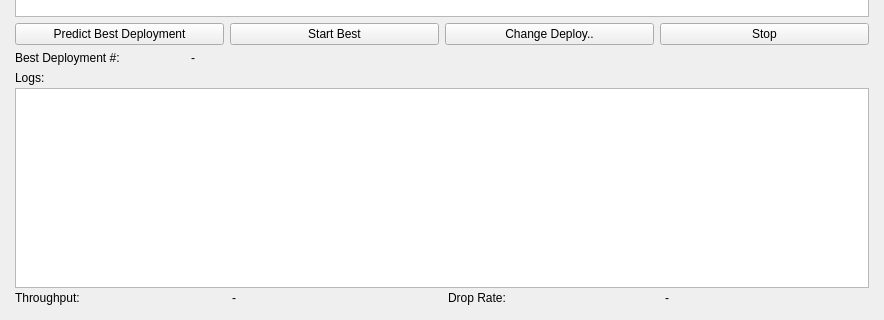
Above: best_deploy_finder_executor.ui from misunyu/multimodel-scheduling before the change; both pictures show x 0 to 884 and y 377 to 697 of the 884 by 697 pixel window. Below: the same form after it.
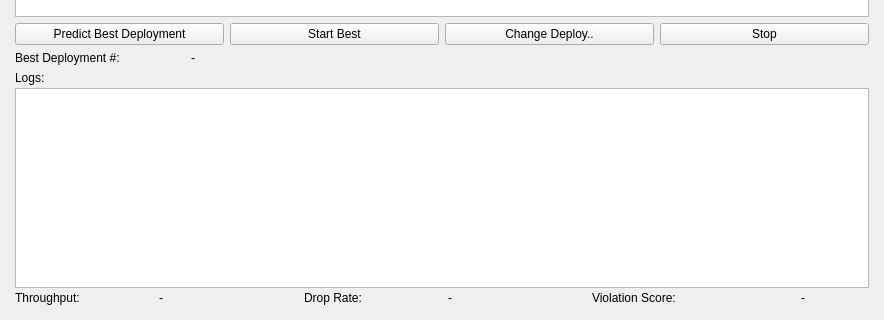
That is the form after the change.

Commit message:
Refactor metric updates and add QoS violation score calculations
- Renamed `update_cpu_npu_usage` to `update_runtime_metrics` for method clarity.
- Introduced QoS violation score (`V(t)`) computation, including live inference tracking, SLO-based violation rates, and historical violation trends.
- Updated UI to display live QoS scores alongside throughput and drop rates.
- Enhanced `_update_live_metrics` with detailed violation tracking and fallback handling.
- Modified UI layout in `best_deploy_finder_executor.ui` to incorporate violation score display.

Patch:
```diff
--- a/best_deploy_finder_executor.ui
+++ b/best_deploy_finder_executor.ui
@@ -426,6 +426,20 @@
             </property>
            </widget>
           </item>
+          <item>
+           <widget class="QLabel" name="label">
+            <property name="text">
+             <string>Violation Score:</string>
+            </property>
+           </widget>
+          </item>
+          <item alignment="Qt::AlignHCenter">
+           <widget class="QLabel" name="vscore_value">
+            <property name="text">
+             <string>-</string>
+            </property>
+           </widget>
+          </item>
          </layout>
         </item>
        </layout>
```
The commit also changes 3 other files.
